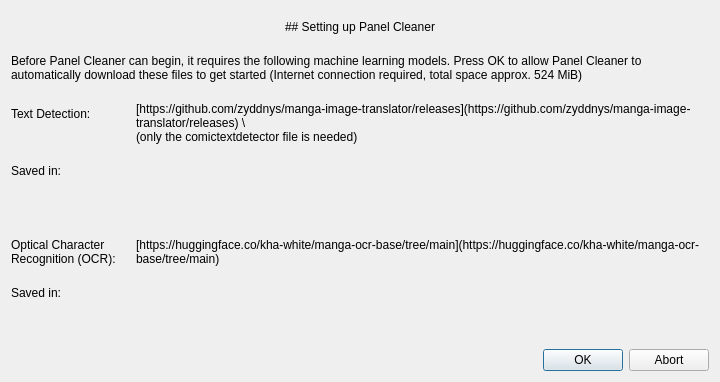
This is ui_files/SetupGreeter.ui in VoxelCubes/PanelCleaner as Qt 5 draws it before an edit. The edited form follows.
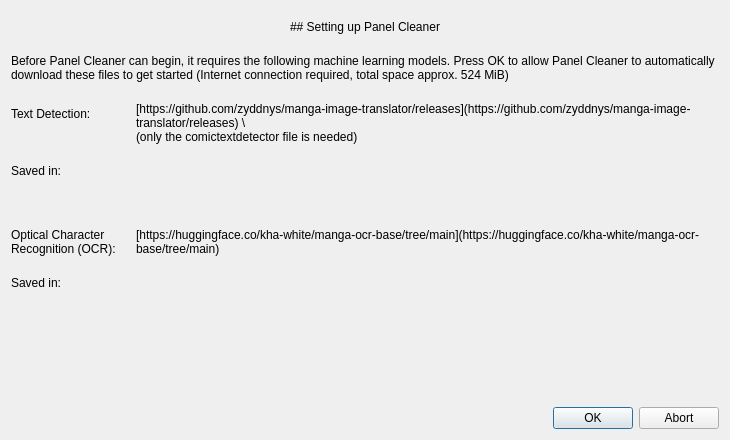
This is the edited form.

```diff
--- a/ui_files/SetupGreeter.ui
+++ b/ui_files/SetupGreeter.ui
@@ -6,8 +6,8 @@
    <rect>
     <x>0</x>
     <y>0</y>
-    <width>720</width>
-    <height>382</height>
+    <width>730</width>
+    <height>440</height>
    </rect>
   </property>
   <property name="minimumSize">
@@ -76,7 +76,7 @@
      <item row="0" column="1">
       <widget class="QLabel" name="label_3">
        <property name="sizePolicy">
-        <sizepolicy hsizetype="Expanding" vsizetype="Minimum">
+        <sizepolicy hsizetype="Expanding" vsizetype="Fixed">
          <horstretch>0</horstretch>
          <verstretch>0</verstretch>
         </sizepolicy>
@@ -120,9 +120,18 @@
      </item>
      <item row="1" column="1">
       <widget class="QLabel" name="label_text_detector_path">
+       <property name="sizePolicy">
+        <sizepolicy hsizetype="Expanding" vsizetype="Preferred">
+         <horstretch>0</horstretch>
+         <verstretch>0</verstretch>
+        </sizepolicy>
+       </property>
        <property name="text">
         <string>&lt;text detection path&gt;</string>
        </property>
+       <property name="wordWrap">
+        <bool>true</bool>
+       </property>
        <property name="textInteractionFlags">
         <set>Qt::TextSelectableByKeyboard|Qt::TextSelectableByMouse</set>
        </property>
@@ -184,9 +193,18 @@
      </item>
      <item row="4" column="1">
       <widget class="QLabel" name="label_ocr_path">
+       <property name="sizePolicy">
+        <sizepolicy hsizetype="Expanding" vsizetype="Preferred">
+         <horstretch>0</horstretch>
+         <verstretch>0</verstretch>
+        </sizepolicy>
+       </property>
        <property name="text">
         <string>&lt;ocr path&gt;</string>
        </property>
+       <property name="wordWrap">
+        <bool>true</bool>
+       </property>
        <property name="textInteractionFlags">
         <set>Qt::TextSelectableByKeyboard|Qt::TextSelectableByMouse</set>
        </property>
@@ -198,12 +216,12 @@
         <enum>Qt::Vertical</enum>
        </property>
        <property name="sizeType">
-        <enum>QSizePolicy::Fixed</enum>
+        <enum>QSizePolicy::Maximum</enum>
        </property>
        <property name="sizeHint" stdset="0">
         <size>
          <width>20</width>
-         <height>20</height>
+         <height>10</height>
         </size>
        </property>
       </spacer>
@@ -218,7 +236,7 @@
      <property name="sizeHint" stdset="0">
       <size>
        <width>20</width>
-       <height>40</height>
+       <height>0</height>
       </size>
      </property>
     </spacer>
```
